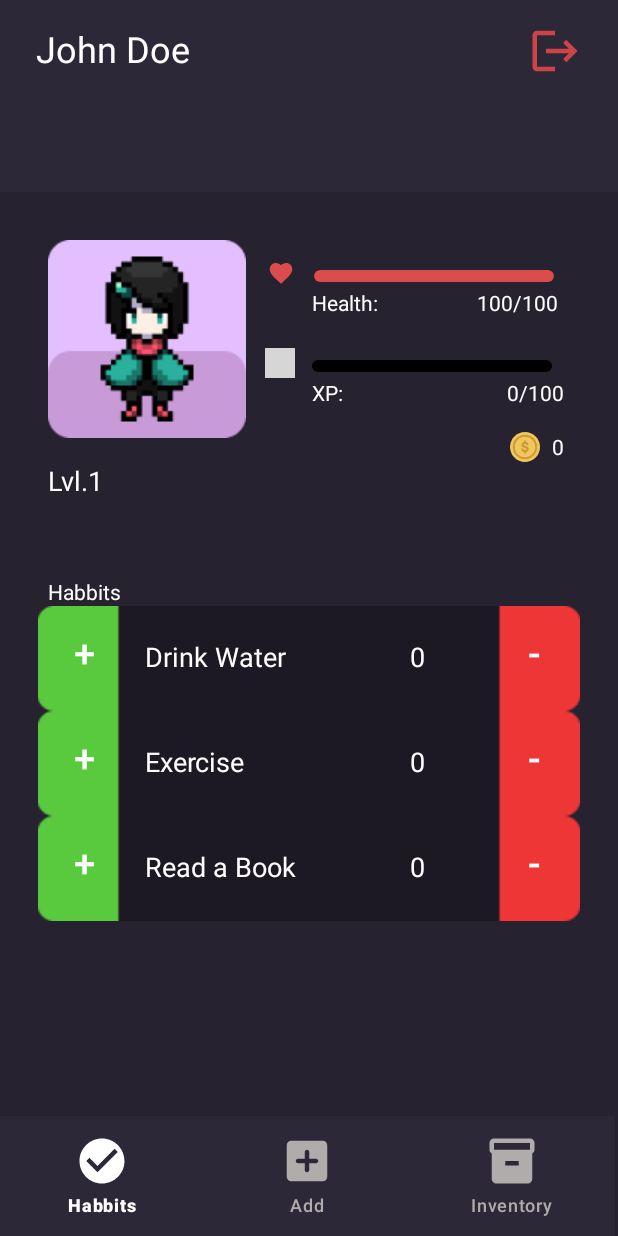
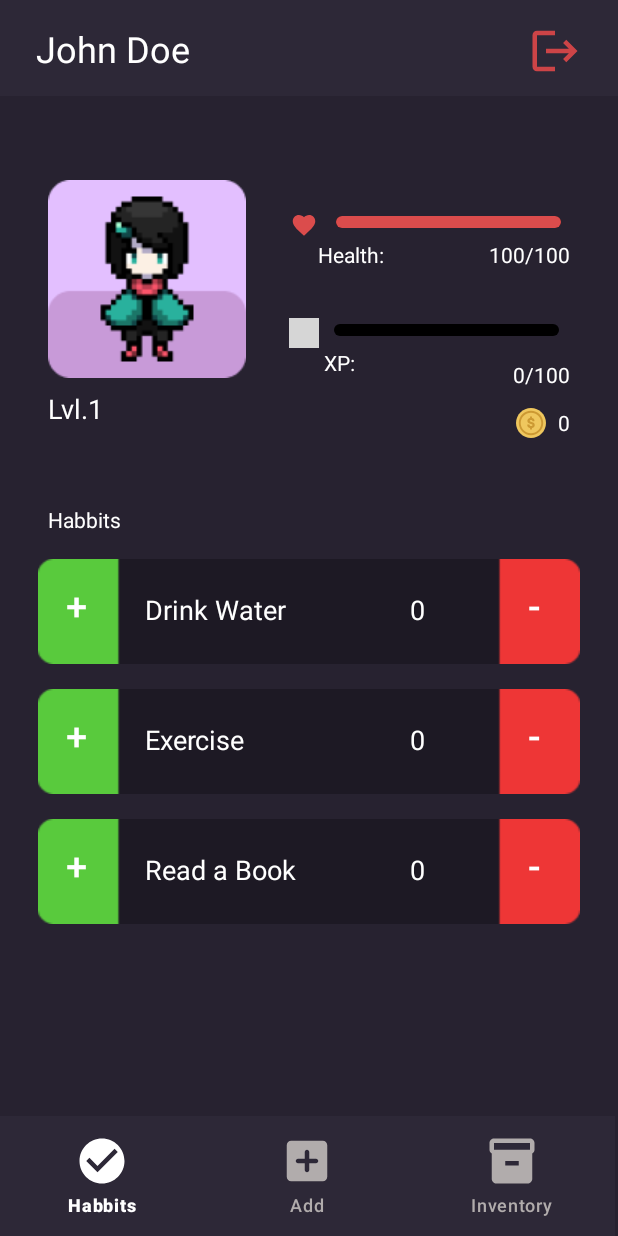
Before and after one commit to Kostaga/android-project, an Android app: the screen it shows after launch (MainActivity), on a phone screen of 412 x 824 dp. Run offline under Robolectric (Android 15) with nearby library versions, the light colour scheme and no system bars; grey boxes are pictures that could not be loaded.

Commit message:
fixed some things

```diff
--- a/app/src/main/java/com/example/habit_app/HabitsFragment.java
+++ b/app/src/main/java/com/example/habit_app/HabitsFragment.java
@@ -84,6 +84,13 @@ public class HabitsFragment extends Fragment {
             Button buttonPlus = habitCard.findViewById(R.id.buttonPlus);
             Button buttonMinus = habitCard.findViewById(R.id.buttonMinus);
             TextView clickCounter = habitCard.findViewById(R.id.clickCounter);
+
+            LinearLayout.LayoutParams params = new LinearLayout.LayoutParams(
+                    LinearLayout.LayoutParams.MATCH_PARENT,
+                    LinearLayout.LayoutParams.WRAP_CONTENT
+            );
+            params.setMargins(0, 0, 0, 25); // Add margin bottom
+            habitCard.setLayoutParams(params);
 
             // Initialize click counter
             int[] clickCount = {0}; // Initialize an array to store the click count
--- a/app/src/main/res/layout/habit.xml
+++ b/app/src/main/res/layout/habit.xml
@@ -8,6 +8,7 @@
     android:padding="8dp"
     android:orientation="horizontal"
 
+
     >
 
 
@@ -17,6 +18,7 @@
         android:layout_height="45dp"
         android:backgroundTint="@color/transparent"
         android:padding="0dp"
+        android:paddingEnd="10dp"
         android:text="+"
         android:textSize="25sp" />
 
@@ -27,6 +29,7 @@
         android:layout_weight="1"
         android:layout_marginStart="8dp"
         android:layout_marginEnd="8dp"
+
         android:paddingLeft="10dp"
         android:text="Drink Water"
         android:textColor="@android:color/white"
--- a/app/src/main/res/layout/habits.xml
+++ b/app/src/main/res/layout/habits.xml
@@ -8,59 +8,93 @@
     >
 
 
-    <include
-        android:id="@+id/header"
-        layout="@layout/header"
-        app:layout_constraintStart_toStartOf="parent"
-        app:layout_constraintTop_toTopOf="parent"
-        tools:visibility="visible" />
-
-
     <ImageView
         android:id="@+id/profile_picture"
         android:layout_width="132dp"
         android:layout_height="0dp"
         android:layout_marginStart="32dp"
-        android:layout_marginTop="32dp"
+        android:layout_marginTop="56dp"
         android:radius="10dp"
         app:layout_constraintStart_toStartOf="parent"
-        app:layout_constraintTop_toBottomOf="@+id/header"
+        app:layout_constraintTop_toTopOf="parent"
         app:srcCompat="@drawable/avatar1" />
-
-    <TextView
-        android:id="@+id/user_level"
-        android:layout_width="101dp"
-        android:layout_height="wrap_content"
-        android:layout_marginStart="32dp"
-        android:layout_marginTop="16dp"
-        android:text="@string/Level"
-        android:textColor="@color/white"
-        android:textSize="18sp"
-        app:layout_constraintStart_toStartOf="parent"
-        app:layout_constraintTop_toBottomOf="@+id/profile_picture" />
-
 
     <ProgressBar
         android:id="@+id/progressBar"
         style="?android:attr/progressBarStyleHorizontal"
         android:layout_width="wrap_content"
         android:layout_height="wrap_content"
-        android:layout_marginTop="52dp"
-        android:minWidth="160dp"
+        android:layout_marginTop="80dp"
+        android:minWidth="150dp"
         android:minHeight="8dp"
         android:progress="60"
         android:progressDrawable="@drawable/customprogress"
         app:layout_constraintEnd_toEndOf="parent"
-        app:layout_constraintHorizontal_bias="0.517"
+        app:layout_constraintHorizontal_bias="0.609"
         app:layout_constraintStart_toEndOf="@+id/profile_picture"
-        app:layout_constraintTop_toBottomOf="@+id/header" />
+        app:layout_constraintTop_toTopOf="parent" />
+
+    <ImageView
+        android:id="@+id/xpicon"
+        android:layout_width="20dp"
+        android:layout_height="20dp"
+        android:layout_marginStart="16dp"
+        android:layout_marginTop="148dp"
+        android:layout_marginEnd="8dp"
+        app:layout_constraintEnd_toStartOf="@+id/progressBar2"
+        app:layout_constraintHorizontal_bias="0.857"
+        app:layout_constraintStart_toEndOf="@+id/profile_picture"
+        app:layout_constraintTop_toTopOf="parent"
+        app:srcCompat="@drawable/xp"
+        app:tint="@color/yellow" />
+
+    <ImageView
+        android:id="@+id/hpicon"
+        android:layout_width="20dp"
+        android:layout_height="20dp"
+        android:layout_marginStart="16dp"
+        android:layout_marginTop="76dp"
+        android:layout_marginEnd="8dp"
+        app:layout_constraintEnd_toStartOf="@+id/progressBar"
+        app:layout_constraintHorizontal_bias="0.8"
+        app:layout_constraintStart_toEndOf="@+id/profile_picture"
+        app:layout_constraintTop_toTopOf="parent"
+        app:srcCompat="@drawable/heart"
+        app:tint="@color/red" />
+
+    <ProgressBar
+        android:id="@+id/progressBar2"
+        style="?android:attr/progressBarStyleHorizontal"
+        android:layout_width="wrap_content"
+        android:layout_height="wrap_content"
+        android:layout_marginTop="64dp"
+        android:minWidth="150dp"
+        android:minHeight="8dp"
+        android:progress="60"
+        android:progressDrawable="@drawable/customprogress2"
+        app:layout_constraintEnd_toEndOf="parent"
+        app:layout_constraintHorizontal_bias="0.597"
+        app:layout_constraintStart_toEndOf="@+id/profile_picture"
+        app:layout_constraintTop_toBottomOf="@+id/progressBar" />
+
+    <TextView
+        android:id="@+id/xp"
+        android:layout_width="wrap_content"
+        android:layout_height="wrap_content"
+        android:layout_marginTop="16dp"
+        android:layout_marginEnd="32dp"
+        android:text="50/100"
+        android:textColor="#FFFFFF"
+        android:textSize="14sp"
+        app:layout_constraintEnd_toEndOf="parent"
+        app:layout_constraintTop_toBottomOf="@+id/progressBar2" />
 
     <TextView
         android:id="@+id/health"
         android:layout_width="wrap_content"
         android:layout_height="wrap_content"
-        android:layout_marginStart="44dp"
-        android:layout_marginTop="4dp"
+        android:layout_marginStart="48dp"
+        android:layout_marginTop="8dp"
         android:text="@string/health"
         android:textColor="#FFFFFF"
         android:textSize="14sp"
@@ -71,48 +105,20 @@
         android:id="@+id/hp"
         android:layout_width="wrap_content"
         android:layout_height="wrap_content"
-        android:layout_marginTop="4dp"
-        android:layout_marginEnd="40dp"
+        android:layout_marginTop="8dp"
+        android:layout_marginEnd="32dp"
         android:text="50/100"
         android:textColor="#FFFFFF"
         android:textSize="14sp"
         app:layout_constraintEnd_toEndOf="parent"
         app:layout_constraintTop_toBottomOf="@+id/progressBar" />
 
-
-    <ImageView
-        android:id="@+id/hpicon"
-        android:layout_width="20dp"
-        android:layout_height="20dp"
-        android:layout_marginStart="8dp"
-        android:layout_marginTop="44dp"
-        app:layout_constraintEnd_toStartOf="@+id/progressBar"
-        app:layout_constraintHorizontal_bias="0.294"
-        app:layout_constraintStart_toEndOf="@+id/profile_picture"
-        app:layout_constraintTop_toBottomOf="@+id/header"
-        app:srcCompat="@drawable/heart"
-        app:tint="@color/red" />
-
-    <ProgressBar
-        android:id="@+id/progressBar2"
-        style="?android:attr/progressBarStyleHorizontal"
-        android:layout_width="wrap_content"
-        android:layout_height="wrap_content"
-        android:layout_marginTop="52dp"
-        android:minWidth="160dp"
-        android:minHeight="8dp"
-        android:progress="60"
-        android:progressDrawable="@drawable/customprogress2"
-        app:layout_constraintEnd_toEndOf="parent"
-        app:layout_constraintStart_toEndOf="@+id/profile_picture"
-        app:layout_constraintTop_toBottomOf="@+id/progressBar" />
-
     <TextView
         android:id="@+id/xptext"
         android:layout_width="wrap_content"
         android:layout_height="wrap_content"
-        android:layout_marginStart="44dp"
-        android:layout_marginTop="4dp"
+        android:layout_marginStart="52dp"
+        android:layout_marginTop="8dp"
         android:text="@string/xp"
         android:textColor="#FFFFFF"
         android:textSize="14sp"
@@ -120,51 +126,37 @@
         app:layout_constraintTop_toBottomOf="@+id/progressBar2" />
 
     <TextView
-        android:id="@+id/xp"
-        android:layout_width="wrap_content"
-        android:layout_height="wrap_content"
-        android:layout_marginTop="4dp"
-        android:layout_marginEnd="36dp"
-        android:text="50/100"
-        android:textColor="#FFFFFF"
-        android:textSize="14sp"
-        app:layout_constraintEnd_toEndOf="parent"
-        app:layout_constraintTop_toBottomOf="@+id/progressBar2" />
-
-    <ImageView
-        android:id="@+id/xpicon"
-        android:layout_width="20dp"
-        android:layout_height="20dp"
-        android:layout_marginStart="8dp"
-        android:layout_marginTop="104dp"
-        app:layout_constraintEnd_toStartOf="@+id/progressBar2"
-        app:layout_constraintHorizontal_bias="0.312"
-        app:layout_constraintStart_toEndOf="@+id/profile_picture"
-        app:layout_constraintTop_toBottomOf="@+id/header"
-        app:srcCompat="@drawable/xp"
-        app:tint="@color/yellow" />
-
-    <TextView
         android:id="@+id/coinstext"
         android:layout_width="wrap_content"
         android:layout_height="wrap_content"
-        android:layout_marginTop="160dp"
-        android:layout_marginEnd="36dp"
+        android:layout_marginTop="208dp"
+        android:layout_marginEnd="32dp"
         android:text="@string/currentCoins"
         android:textColor="@color/active"
         app:layout_constraintEnd_toEndOf="parent"
-        app:layout_constraintTop_toBottomOf="@+id/header" />
+        app:layout_constraintTop_toTopOf="parent" />
 
     <ImageView
         android:id="@+id/imageView"
         android:layout_width="wrap_content"
         android:layout_height="wrap_content"
-        android:layout_marginTop="160dp"
+        android:layout_marginTop="208dp"
         android:layout_marginEnd="8dp"
         app:layout_constraintEnd_toStartOf="@+id/coinstext"
-        app:layout_constraintTop_toBottomOf="@+id/header"
+        app:layout_constraintTop_toTopOf="parent"
         app:srcCompat="@drawable/coins" />
 
+    <TextView
+        android:id="@+id/user_level"
+        android:layout_width="101dp"
+        android:layout_height="wrap_content"
+        android:layout_marginStart="32dp"
+        android:layout_marginTop="8dp"
+        android:text="@string/Level"
+        android:textColor="@color/white"
+        android:textSize="18sp"
+        app:layout_constraintStart_toStartOf="parent"
+        app:layout_constraintTop_toBottomOf="@+id/profile_picture" />
 
 
     <TextView
@@ -183,20 +175,23 @@
         android:id="@+id/scrollView"
         android:layout_width="0dp"
         android:layout_height="0dp"
-        app:layout_constraintBottom_toTopOf="@+id/bottomNavigationView"
+
+        app:layout_constraintBottom_toBottomOf="parent"
         app:layout_constraintEnd_toEndOf="parent"
         app:layout_constraintHeight_percent="0.4"
+        app:layout_constraintHorizontal_bias="0.0"
         app:layout_constraintStart_toStartOf="parent"
-        app:layout_constraintTop_toBottomOf="@+id/habbit">
+        app:layout_constraintTop_toBottomOf="@+id/habbit"
+        app:layout_constraintVertical_bias="0.145">
 
         <!-- Container for dynamic habit cards -->
         <LinearLayout
             android:id="@+id/habitContainer"
             android:layout_width="match_parent"
             android:layout_height="wrap_content"
+            android:layout_marginStart="25dp"
+            android:layout_marginEnd="25dp"
             android:orientation="vertical"
-            android:layout_marginEnd="25dp"
-            android:layout_marginStart="25dp"
             app:layout_constraintBottom_toTopOf="@id/bottomNavigationView"
             app:layout_constraintEnd_toEndOf="parent"
             app:layout_constraintHorizontal_bias="0.0"
```
